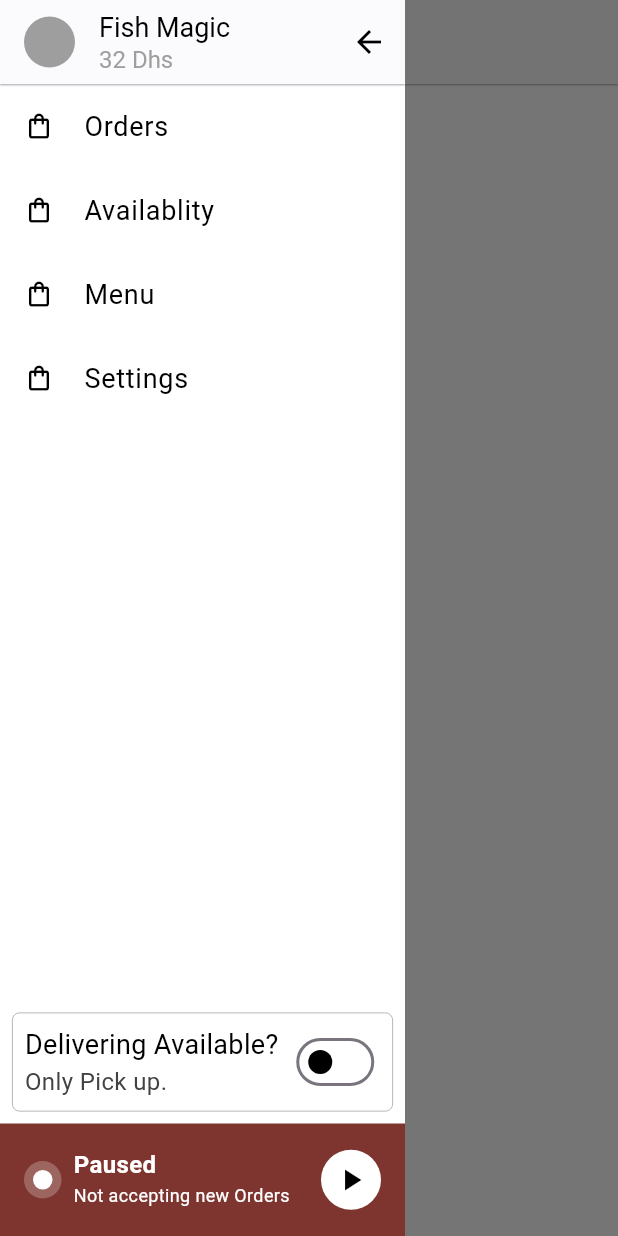
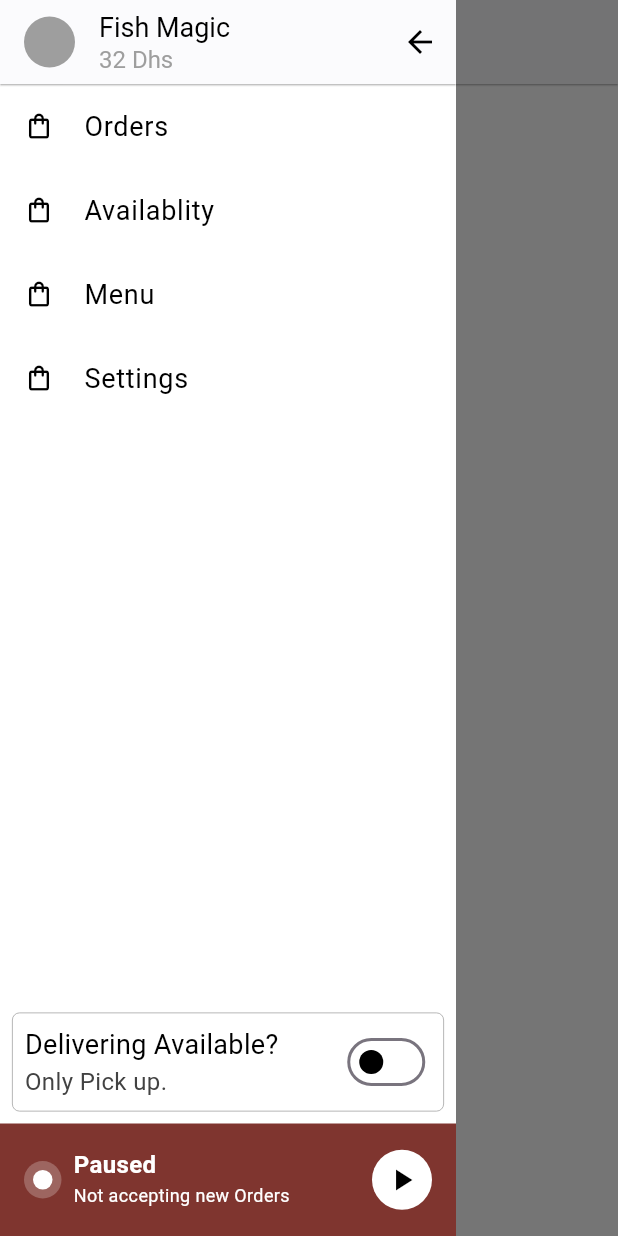
Before and after one commit to heloufra/monolo, a Flutter app: the Availablity screen opened directly, with the side drawer open, on a phone screen of 412 x 824 dp. Run offline on Flutter 3.47's test engine with Material 3 defaults, Android fonts, the phone set to English and light mode, and no system bars; drawn by our look-alikes of toastification; our stand-ins replace flutter_dotenv, flutter_secure_storage, geolocator, google_maps_flutter, google_sign_in, image_picker and 4 more; accounts and stored records are empty.

Commit message:
commit access

```diff
--- a/olo/lib/screens/admin_dashboard/availablity.dart
+++ b/olo/lib/screens/admin_dashboard/availablity.dart
@@ -14,7 +14,6 @@ class _AvailablityState extends State<Availablity> {
     return Scaffold(
       drawer: const Drawer(
         shape: RoundedRectangleBorder(borderRadius: BorderRadius.zero),
-        width: 270,
         child: DrawerPage(),
       ),
       appBar: AppBar(
--- a/olo/lib/screens/admin_dashboard/menu.dart
+++ b/olo/lib/screens/admin_dashboard/menu.dart
@@ -14,7 +14,6 @@ class _MenuState extends State<Menu> {
     return Scaffold(
       drawer: const Drawer(
         shape: RoundedRectangleBorder(borderRadius: BorderRadius.zero),
-        width: 270,
         child: DrawerPage(),
       ),
       appBar: AppBar(
```
